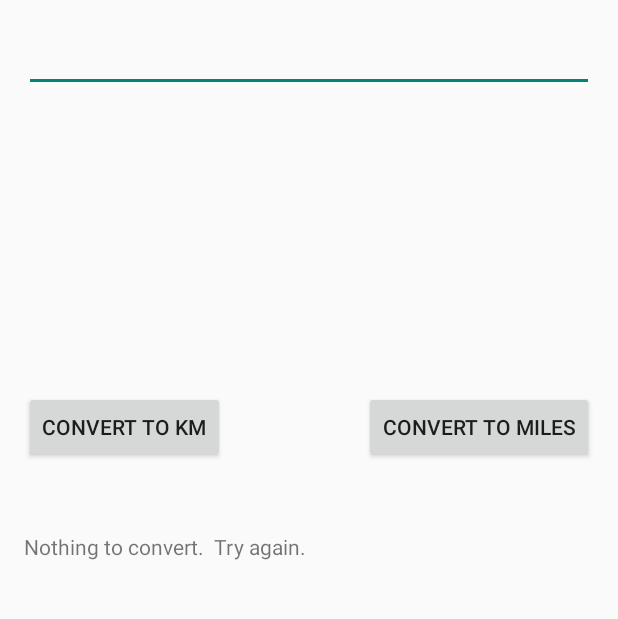
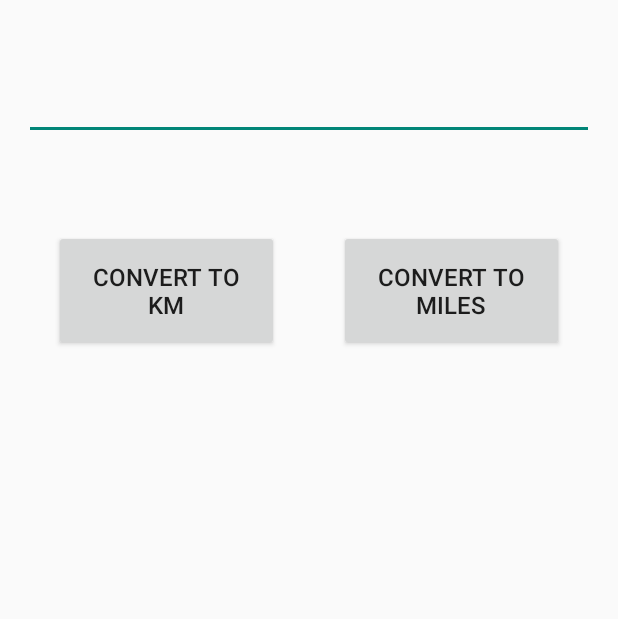
Before and after one commit to maecst/MileageConverter, an Android app: the screen it shows after launch (MainActivity), after a tap on "CONVERT TO KM", on a phone screen of 412 x 824 dp, the part 233-852 px from its top. Run offline under Robolectric (Android 15) with nearby library versions, the phone set to English and light mode, and no system bars.

Commit message:
Tweaked layout.  Buttons now side-by-side and centered.

```diff
--- a/app/src/main/java/a00077546/comp3717/bcit/ca/mileageconverter/MainActivity.java
+++ b/app/src/main/java/a00077546/comp3717/bcit/ca/mileageconverter/MainActivity.java
@@ -46,26 +46,25 @@ public class MainActivity extends AppCompatActivity {
 
         final TextView outputText = (TextView) findViewById(R.id.outputText);
         final EditText edit = (EditText)findViewById(R.id.num2convert);
-
-        final String inputText = edit.getText().toString();
-        final double input = Double.parseDouble(inputText);
+        final String inputStr = edit.getText().toString();
         final double output;
 
+        if (TextUtils.isEmpty(inputStr)) {
+            outputText.setText("");
+            Toast.makeText(this, "Nothing to convert.  Try again.", Toast.LENGTH_LONG).show();
+        } else {
 
-        if (TextUtils.isEmpty(inputText)) {
-            Toast.makeText(this, "Nothing to convert.  Try again.", Toast.LENGTH_LONG).show();
-            outputText.setText("Nothing to convert.  Try again.");
-        } else {
+            final double input = Double.parseDouble(inputStr);
             switch (view.getId()) {
                 case R.id.btn_toKM:
-                    //Toast.makeText(this, "Convert toKM", 1000).show();
+                    //Toast.makeText(this, "Convert to KM", Toast.LENGTH_LONG).show();
                     output = convertToKM(input);
-                    outputText.setText(inputText + " Miles = " + output + " KM");
+                    outputText.setText(inputStr + " Miles = " + output + " KM");
                     break;
                 case R.id.btn_toMiles:
-                    //Toast.makeText(this, "Convert to Miles", 1000).show();
+                    //Toast.makeText(this, "Convert to Miles", Toast.LENGTH_LONG).show();
                     output = convertToMiles(input);
-                    outputText.setText(inputText + " KM = " + output + " Miles");
+                    outputText.setText(inputStr + " KM = " + output + " Miles");
                     break;
             }
         }
--- a/app/src/main/res/layout/activity_main.xml
+++ b/app/src/main/res/layout/activity_main.xml
@@ -1,9 +1,13 @@
-<RelativeLayout xmlns:android="http://schemas.android.com/apk/res/android"
-    xmlns:tools="http://schemas.android.com/tools" android:layout_width="match_parent"
-    android:layout_height="match_parent" android:paddingLeft="@dimen/activity_horizontal_margin"
+<RelativeLayout
+    xmlns:android="http://schemas.android.com/apk/res/android"
+    xmlns:tools="http://schemas.android.com/tools"
+    android:layout_width="match_parent"
+    android:layout_height="match_parent"
+    android:paddingLeft="@dimen/activity_horizontal_margin"
     android:paddingRight="@dimen/activity_horizontal_margin"
     android:paddingTop="@dimen/activity_vertical_margin"
-    android:paddingBottom="@dimen/activity_vertical_margin" tools:context=".MainActivity">
+    android:paddingBottom="@dimen/activity_vertical_margin"
+    tools:context=".MainActivity">
 
     <TextView
         android:layout_width="wrap_content"
@@ -20,51 +24,60 @@
     <EditText
         android:layout_width="wrap_content"
         android:layout_height="wrap_content"
-        android:layout_marginTop="99dp"
-        android:layout_alignParentRight="true"
-        android:layout_alignParentLeft="true"
+        android:layout_marginTop="40dp"
+        android:layout_below="@+id/appName"
         android:layout_centerHorizontal="true"
         android:inputType="numberDecimal"
         android:ems="16"
+        android:textSize="24dp"
         android:id="@+id/num2convert"
         />
 
+    <LinearLayout
+        android:id="@+id/btnGroup"
+        android:orientation="horizontal"
+        android:layout_width="fill_parent"
+        android:layout_height="wrap_content"
+        android:layout_below="@+id/num2convert"
+        android:layout_marginTop="40dp"
+        android:gravity="center_horizontal"
+        >
+
         <Button
-        android:layout_width="wrap_content"
+            android:padding="20dp"
+            android:layout_width="200dp"
             android:layout_height="wrap_content"
-        android:layout_centerVertical="true"
-        android:layout_alignParentLeft="true"
-        android:layout_alignParentStart="true"
+            android:layout_margin="20dp"
+            android:layout_weight="1"
+            android:textSize="16dp"
             android:text="@string/toKM"
             android:id="@+id/btn_toKM"
             android:onClick="convertDistance" />
 
         <Button
-        android:layout_width="wrap_content"
+            android:padding="20dp"
+            android:layout_width="200dp"
             android:layout_height="wrap_content"
-        android:layout_alignTop="@+id/btn_toKM"
-        android:layout_alignRight="@+id/outputText"
-        android:layout_alignEnd="@+id/outputText"
+            android:layout_margin="20dp"
+            android:layout_weight="1"
+            android:textSize="16dp"
             android:text="@string/toMiles"
             android:id="@+id/btn_toMiles"
             android:onClick="convertDistance" />
+    </LinearLayout>
+
 
     <TextView
         android:layout_width="wrap_content"
         android:layout_height="wrap_content"
-        android:layout_below="@+id/btn_toKM"
-        android:layout_marginTop="46dp"
-        android:layout_alignParentRight="true"
-        android:layout_alignParentEnd="true"
+        android:layout_centerHorizontal="true"
+        android:layout_below="@+id/btnGroup"
         android:layout_alignParentBottom="true"
-        android:layout_alignParentLeft="true"
-        android:layout_alignParentStart="true"
+        android:layout_marginTop="60dp"
+        android:textSize="24dp"
         android:text=""
+        android:textColor="#006699"
         android:id="@+id/outputText"
         />
 
-
-
-
-
 </RelativeLayout>
```
Lines whose indentation alone changed are shown as unchanged.
